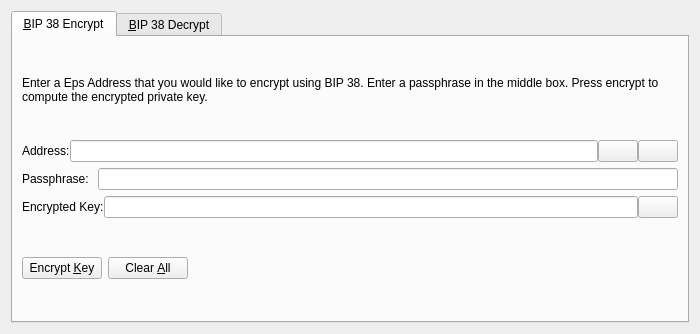
The window that src/qt/forms/bip38tooldialog.ui (magocoin/magocoin2) describes before a commit, drawn with Qt 5.
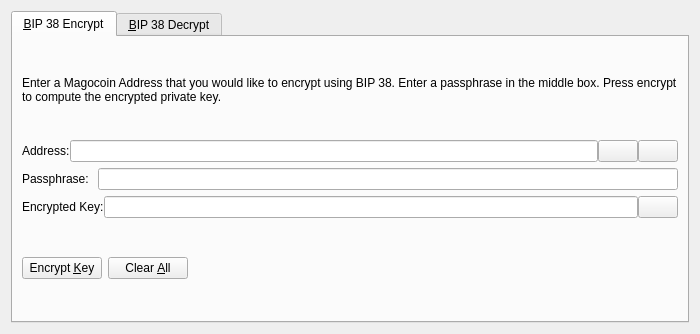
The same window after the commit. The open tabs and pages were chosen to show the change. Icons and pictures are not drawn. Custom widgets are drawn as their Qt base class.

Patch:
```diff
--- a/src/qt/forms/bip38tooldialog.ui
+++ b/src/qt/forms/bip38tooldialog.ui
@@ -30,7 +30,7 @@
        <item>
         <widget class="QLabel" name="infoLabel_ENC">
          <property name="text">
-          <string>Enter a Eps Address that you would like to encrypt using BIP 38. Enter a passphrase in the middle box. Press encrypt to compute the encrypted private key.</string>
+          <string>Enter a Magocoin Address that you would like to encrypt using BIP 38. Enter a passphrase in the middle box. Press encrypt to compute the encrypted private key.</string>
          </property>
          <property name="textFormat">
           <enum>Qt::PlainText</enum>
```
Left out of the diff: 24 changed lines with no effect on the pictures.
